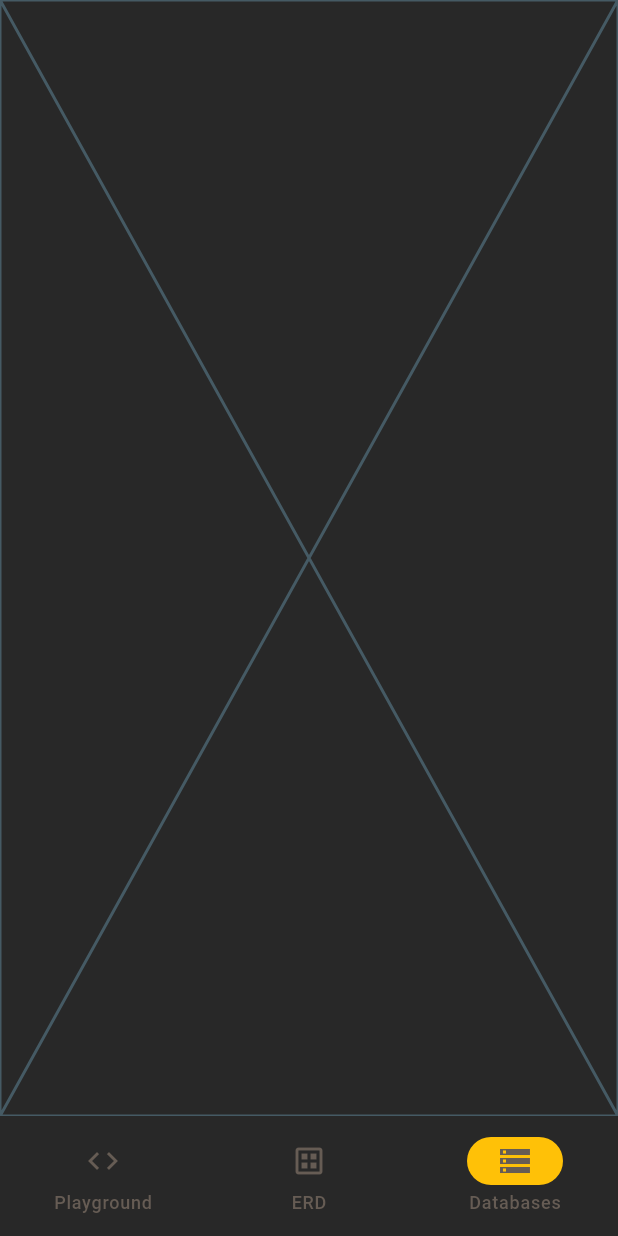
After one commit to SeptAlfauzan/sqlite_playground, a Flutter app: the screen it shows after launch, item 3 of the bottom bar chosen, on a phone screen of 412 x 824 dp. The commit adds this screen. Run offline on Flutter 3.47's test engine with Material 3 defaults, Android fonts, the phone set to English and light mode, and no system bars; our stand-ins replace file_picker, flutter_riverpod, fluttertoast, permission_handler, sqflite_common_ffi, sqflite_common_ffi_web; missing offline and left inert: dart:html, syntax_highlight; accounts and stored records are empty.

Commit message:
update(navbar): change navbar to use Drawer and BottomBar

```diff
--- a/analysis_options.yaml
+++ b/analysis_options.yaml
@@ -26,3 +26,6 @@ linter:
 
 # Additional information about this file can be found at
 # https://dart.dev/guides/language/analysis-options
+analyzer:
+  plugins:
+    - custom_lint
--- /dev/null
+++ b/lib/common/domain/entities/nav_item.dart
@@ -0,0 +1,15 @@
+import 'package:flutter/material.dart';
+
+class NavItem {
+  final String label;
+  final IconData icon;
+  final IconData selectedIcon;
+  final Widget screen;
+
+  NavItem({
+    required this.label,
+    required this.icon,
+    required this.selectedIcon,
+    required this.screen,
+  });
+}
--- /dev/null
+++ b/lib/common/presentation/widget/atoms/bottom_bar_navigation.dart
@@ -0,0 +1,30 @@
+import 'package:flutter/material.dart';
+import 'package:sql_playground/common/domain/entities/nav_item.dart';
+
+class BottomBarNavigation extends StatelessWidget {
+  final List<NavItem> items;
+  final int activeIndex;
+  final Function(int) updateActiveIndex;
+  const BottomBarNavigation({
+    super.key,
+    required this.items,
+    required this.activeIndex,
+    required this.updateActiveIndex,
+  });
+
+  @override
+  Widget build(BuildContext context) {
+    return NavigationBar(
+      onDestinationSelected: updateActiveIndex,
+      indicatorColor: Colors.amber,
+      selectedIndex: activeIndex,
+      destinations: <Widget>[
+        ...items.map((item) => NavigationDestination(
+              selectedIcon: Icon(item.selectedIcon),
+              icon: Icon(item.icon),
+              label: item.label,
+            ))
+      ],
+    );
+  }
+}
--- /dev/null
+++ b/lib/modules/app.dart
@@ -0,0 +1,64 @@
+import 'package:flutter/material.dart';
+import 'package:sql_playground/common/domain/entities/nav_item.dart';
+import 'package:sql_playground/common/presentation/widget/atoms/bottom_bar_navigation.dart';
+import 'package:sql_playground/common/presentation/widget/atoms/side_bar_navigation.dart';
+import 'package:sql_playground/modules/erd/presentation/erd_view.dart';
+import 'package:sql_playground/modules/playground/presentation/playground_view.dart';
+import 'package:sql_playground/ui/window_screen.dart';
+
+class App extends StatefulWidget {
+  const App({super.key});
+
+  @override
+  State<App> createState() => _AppState();
+}
+
+class _AppState extends State<App> {
+  int activeIndex = 0;
+  void updateActiveIndex(int index) {
+    setState(() {
+      activeIndex = index;
+    });
+  }
+
+  @override
+  Widget build(BuildContext context) {
+    final screenSize = WindowScreen().calculateScreenWidthSize(context);
+    final items = <NavItem>[
+      NavItem(
+        selectedIcon: Icons.code,
+        icon: Icons.code_outlined,
+        label: 'Playground',
+        screen: const PlaygroundView(),
+      ),
+      NavItem(
+        selectedIcon: Icons.dataset,
+        icon: Icons.dataset_outlined,
+        label: 'ERD',
+        screen: const ErdView(),
+      ),
+      NavItem(
+        selectedIcon: Icons.storage_outlined,
+        icon: Icons.storage,
+        label: 'Databases',
+        screen: const Placeholder(),
+      ),
+    ];
+
+    return Scaffold(
+      drawer: screenSize != ScreenWidthSize.COMPACT
+          ? SideBarNavigation(
+              items: items,
+              activeIndex: activeIndex,
+              updateActiveIndex: updateActiveIndex)
+          : null,
+      bottomNavigationBar: screenSize == ScreenWidthSize.COMPACT
+          ? BottomBarNavigation(
+              items: items,
+              activeIndex: activeIndex,
+              updateActiveIndex: updateActiveIndex)
+          : null,
+      body: items[activeIndex].screen,
+    );
+  }
+}
--- a/lib/modules/playground/presentation/widgets/atoms/datatable.dart
+++ b/lib/modules/playground/presentation/widgets/atoms/datatable.dart
@@ -10,8 +10,6 @@ class Datatable extends StatefulWidget {
 
 class _DatatableState extends State<Datatable> {
   //final _bgColor = Color(0xFF242c2c);
-  final _bgColor = Colors.black;
-
   @override
   Widget build(BuildContext context) {
     final keys =
--- a/lib/ui/theme.dart
+++ b/lib/ui/theme.dart
@@ -7,22 +7,22 @@ ThemeData getDarkTheme() {
     brightness: Brightness.dark,
     colorScheme: const ColorScheme.dark(
       // Primary colors
-      primary: Color(0xFF2196F3), // Blue
+      primary: AppColors.lime, // Blue
       onPrimary: AppColors.grey,
-      primaryContainer: Color(0xFF0D47A1), // Darker blue
-      onPrimaryContainer: AppColors.lime,
+      primaryContainer: AppColors.lime, // Darker blue
+      onPrimaryContainer: AppColors.grey,
 
       // Secondary colors
       secondary: Color(0xFF64B5F6), // Lighter blue
       onSecondary: Colors.black,
       secondaryContainer: Color(0xFF1976D2),
-      onSecondaryContainer: AppColors.lime,
+      onSecondaryContainer: AppColors.grey,
 
       // Tertiary colors
       tertiary: Color(0xFF81D4FA), // Even lighter blue
       onTertiary: Colors.black,
       tertiaryContainer: Color(0xFF0288D1),
-      onTertiaryContainer: AppColors.lime,
+      onTertiaryContainer: AppColors.grey,
 
       // Background colors
       surface: AppColors.black, // Slightly lighter than background
@@ -31,8 +31,8 @@ ThemeData getDarkTheme() {
       // Error colors
       error: AppColors.red, // Material dark error color
       onError: Colors.black,
-      errorContainer: Color(0xFFB00020),
-      onErrorContainer: AppColors.lime,
+      errorContainer: AppColors.darkerGrey,
+      onErrorContainer: AppColors.red,
     ),
 
     // Text Theme
@@ -40,67 +40,67 @@ ThemeData getDarkTheme() {
       displayLarge: TextStyle(
         fontSize: 57,
         fontWeight: FontWeight.w400,
-        color: AppColors.lime,
+        color: AppColors.lightGrey,
       ),
       displayMedium: TextStyle(
         fontSize: 45,
         fontWeight: FontWeight.w400,
-        color: AppColors.lime,
+        color: AppColors.lightGrey,
       ),
       displaySmall: TextStyle(
         fontSize: 36,
         fontWeight: FontWeight.w400,
-        color: AppColors.lime,
+        color: AppColors.lightGrey,
       ),
       headlineLarge: TextStyle(
         fontSize: 32,
         fontWeight: FontWeight.w400,
-        color: AppColors.lime,
+        color: AppColors.lightGrey,
       ),
       headlineMedium: TextStyle(
         fontSize: 28,
         fontWeight: FontWeight.w400,
-        color: AppColors.lime,
+        color: AppColors.lightGrey,
       ),
       headlineSmall: TextStyle(
         fontSize: 24,
         fontWeight: FontWeight.w400,
-        color: AppColors.lime,
+        color: AppColors.lightGrey,
       ),
       titleLarge: TextStyle(
         fontSize: 22,
         fontWeight: FontWeight.w500,
-        color: AppColors.lime,
+        color: AppColors.lightGrey,
       ),
       titleMedium: TextStyle(
         fontSize: 16,
         fontWeight: FontWeight.w500,
         letterSpacing: 0.15,
-        color: AppColors.lime,
+        color: AppColors.lightGrey,
       ),
       titleSmall: TextStyle(
         fontSize: 14,
         fontWeight: FontWeight.w500,
         letterSpacing: 0.1,
-        color: AppColors.lime,
+        color: AppColors.lightGrey,
       ),
       bodyLarge: TextStyle(
         fontSize: 16,
         fontWeight: FontWeight.w400,
         letterSpacing: 0.5,
-        color: AppColors.lime,
+        color: AppColors.lightGrey,
       ),
       bodyMedium: TextStyle(
         fontSize: 14,
         fontWeight: FontWeight.w400,
         letterSpacing: 0.25,
-        color: AppColors.lime,
+        color: AppColors.lightGrey,
       ),
       bodySmall: TextStyle(
         fontSize: 12,
         fontWeight: FontWeight.w400,
         letterSpacing: 0.4,
-        color: AppColors.lime,
+        color: AppColors.lightGrey,
       ),
     ),
 
```
Also changed, not shown: lib/common/presentation/widget/atoms/side_bar_navigation.dart (added, +29 -0 lines), lib/common/presentation/widget/atoms/sidebar_menus.dart (deleted, +0 -67 lines), lib/main.dart (+8 -56 lines), lib/modules/playground/presentation/playground_view.dart (+2 -8 lines), lib/modules/playground/presentation/widgets/organism/editor.dart (+7 -4 lines), pubspec.yaml (+7 -0 lines), pubspec.lock.
